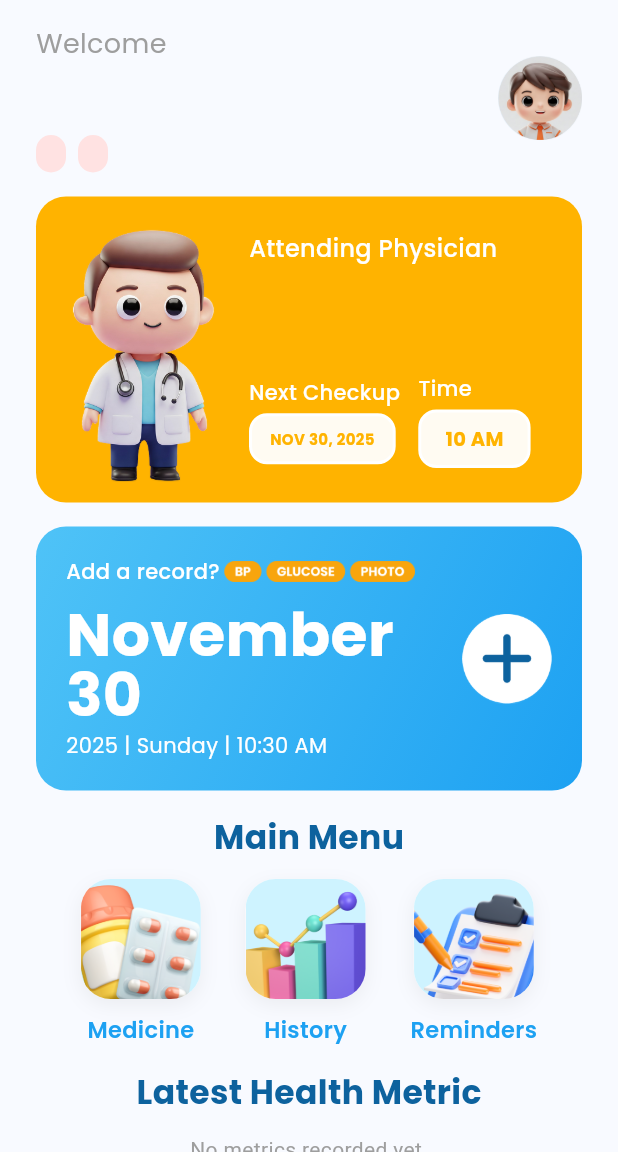
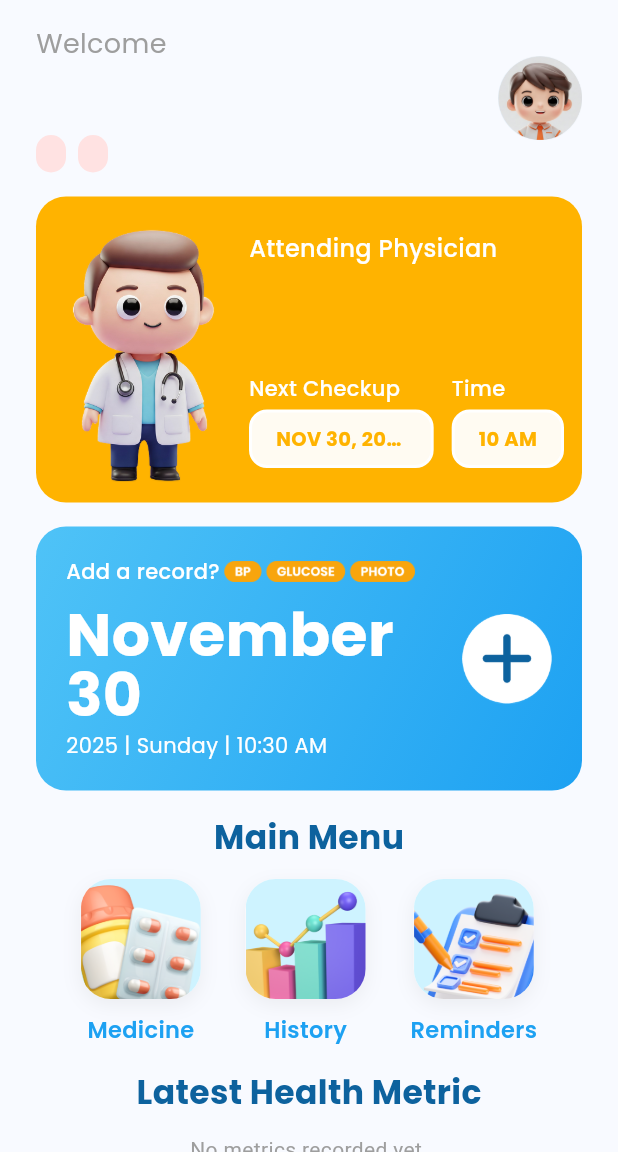
Before and after one commit to yongNotgio/diatrack1, a Flutter app: the HomeScreen screen opened directly with empty values, on a phone screen of 412 x 824 dp, the part 84-1236 px from its top. Run offline on Flutter 3.47's test engine with Material 3 defaults, Android fonts, the phone set to English and light mode, and no system bars; our stand-ins replace dotted_border, fl_chart, flutter_dotenv, image_picker, shared_preferences, supabase_flutter; accounts and stored records are empty.

Commit message:
Update risk level from MEDIUM to MODERATE and adjust UI
Replaces all instances of 'MEDIUM' with 'MODERATE' for risk levels in both health_metrics_history.dart and home_screen.dart. Also adjusts padding, icon size, and font size for improved UI consistency in home_screen.dart.

```diff
--- a/diatrack1/lib/screens/health_metrics_history.dart
+++ b/diatrack1/lib/screens/health_metrics_history.dart
@@ -284,7 +284,7 @@ class _HealthMetricsHistoryState extends State<HealthMetricsHistory> {
           return const Color(0xFF19AC4A); // Green
         case 'HIGH':
           return const Color(0xFFAC191F); // Red
-        case 'MEDIUM':
+        case 'MODERATE':
           return const Color(0xFFF59E0B); // Orange/Yellow
         default:
           return const Color(0xFF6B7280); // Gray
--- a/diatrack1/lib/screens/home_screen.dart
+++ b/diatrack1/lib/screens/home_screen.dart
@@ -753,7 +753,7 @@ class _HomeScreenState extends State<HomeScreen> {
                                                   child: Container(
                                                     padding:
                                                         const EdgeInsets.symmetric(
-                                                          horizontal: 12,
+                                                          horizontal: 16,
                                                           vertical: 8,
                                                         ),
                                                     decoration: BoxDecoration(
@@ -778,7 +778,7 @@ class _HomeScreenState extends State<HomeScreen> {
                                                             color: Color(
                                                               0xFFFFB300,
                                                             ),
-                                                            size: 12,
+                                                            size: 14,
                                                           ),
                                                         Flexible(
                                                           child: Text(
@@ -795,7 +795,7 @@ class _HomeScreenState extends State<HomeScreen> {
                                                                   fontWeight:
                                                                       FontWeight
                                                                           .bold,
-                                                                  fontSize: 10,
+                                                                  fontSize: 13,
                                                                 ),
                                                             maxLines: 1,
                                                             overflow:
@@ -1701,7 +1701,7 @@ class _HomeScreenState extends State<HomeScreen> {
     if (status.toUpperCase() == 'LOW') {
       riskColor = const Color(0xFF4CAF50);
       riskIcon = 'assets/images/low_risk.png';
-    } else if (status.toUpperCase() == 'MEDIUM') {
+    } else if (status.toUpperCase() == 'MODERATE') {
       riskColor = const Color(0xFFFFA726);
       riskIcon = 'assets/images/medium_risk.png';
     } else {
```
